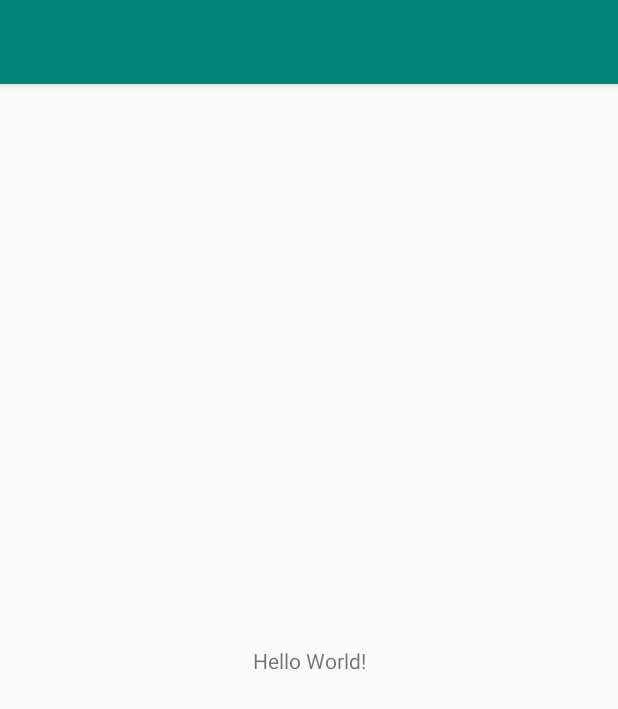
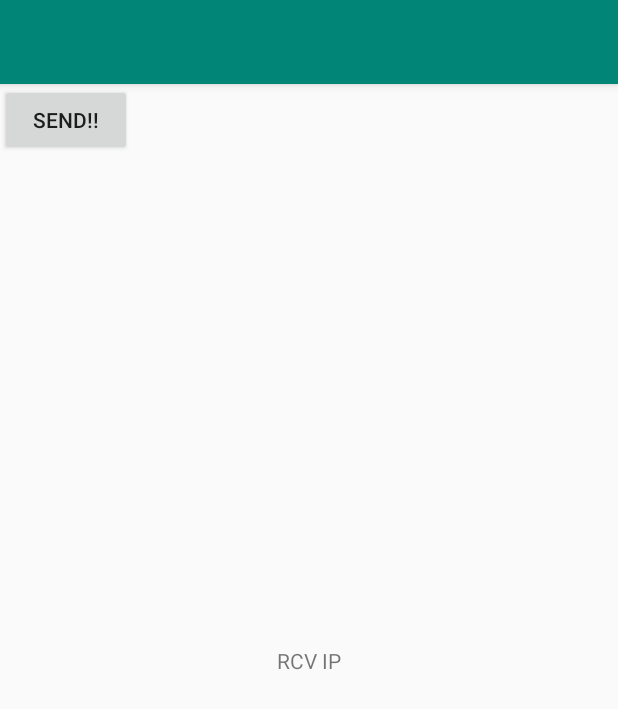
Before and after one commit to pqrk8805/acafela, an Android app: the screen it shows after launch (MainActivity), on a phone screen of 412 x 824 dp. Shown: the top 709 px of the screen. Run offline under Robolectric (Android 15) with nearby library versions, the light colour scheme and no system bars.

Commit message:
Add UDP PingPong Button
Add Button on Android Sample
Spacial thanks : google and stack overflow

```diff
--- a/src/android/app/src/main/AndroidManifest.xml
+++ b/src/android/app/src/main/AndroidManifest.xml
@@ -32,4 +32,6 @@
         </receiver>
     </application>
 
+    <uses-permission android:name="android.permission.ACCESS_WIFI_STATE" />
+    <uses-permission android:name="android.permission.INTERNET"/>
 </manifest>
--- a/src/android/app/src/main/res/layout/activity_main.xml
+++ b/src/android/app/src/main/res/layout/activity_main.xml
@@ -7,12 +7,22 @@
     tools:context=".MainActivity">
 
     <TextView
+        android:id="@+id/RCVText"
         android:layout_width="wrap_content"
         android:layout_height="wrap_content"
-        android:text="Hello World!"
+        android:text="RCV IP"
         app:layout_constraintBottom_toBottomOf="parent"
         app:layout_constraintLeft_toLeftOf="parent"
         app:layout_constraintRight_toRightOf="parent"
         app:layout_constraintTop_toTopOf="parent" />
 
+    <Button
+        android:id="@+id/button_SND"
+        android:layout_width="wrap_content"
+        android:layout_height="wrap_content"
+        android:onClick="onClickButton_SND"
+        android:text="SEND!!"
+        tools:layout_editor_absoluteX="161dp"
+        tools:layout_editor_absoluteY="666dp" />
+
 </android.support.constraint.ConstraintLayout>
```
Also changed, not shown: src/android/app/src/main/java/com/acafela/harmony/MainActivity.java (+59 -0 lines).
